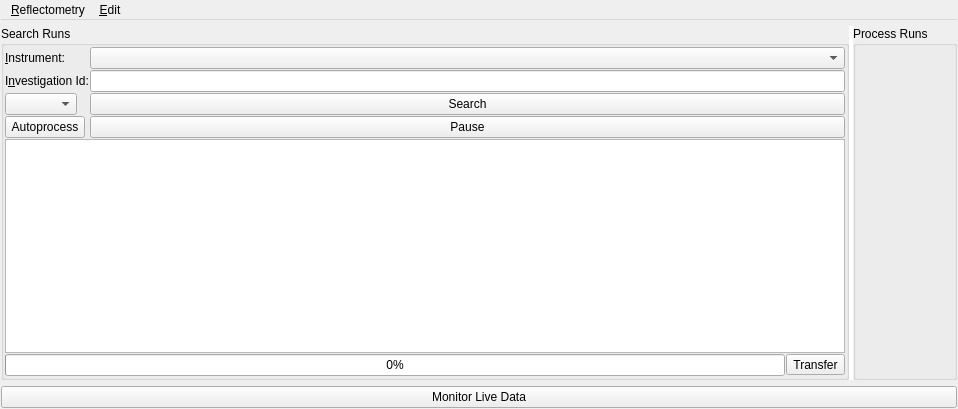
Before: the Qt Designer form qt/scientific_interfaces/ISISReflectometry/ReflRunsTabWidget.ui in mantidproject/mantid, drawn with Qt 5.
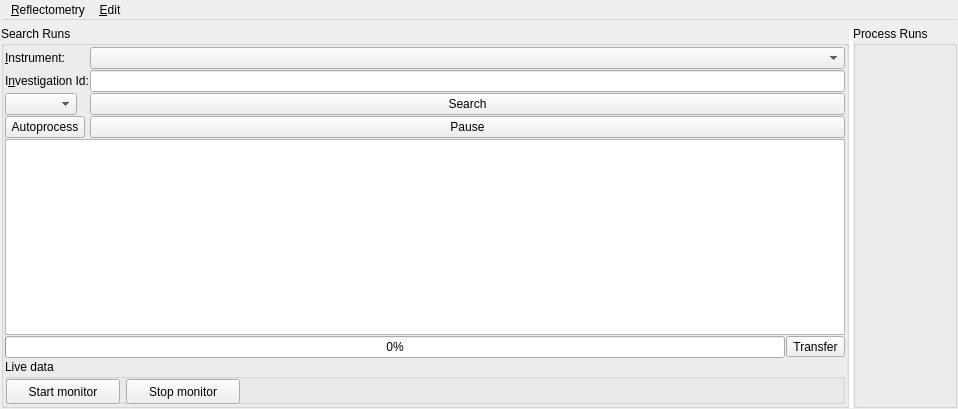
After: the same form once the commit is applied. Icons and pictures are not drawn.

Commit message:
Add button to stop monitor algorithm
Enable/disable start/stop buttons as appropriate.

Re #18828

What changed in the file:
```diff
--- a/qt/scientific_interfaces/ISISReflectometry/ReflRunsTabWidget.ui
+++ b/qt/scientific_interfaces/ISISReflectometry/ReflRunsTabWidget.ui
@@ -307,6 +307,74 @@
          </item>
         </layout>
        </item>
+       <item>
+        <widget class="QGroupBox" name="groupLiveData">
+         <property name="sizePolicy">
+          <sizepolicy hsizetype="Preferred" vsizetype="Preferred">
+           <horstretch>0</horstretch>
+           <verstretch>0</verstretch>
+          </sizepolicy>
+         </property>
+         <property name="minimumSize">
+          <size>
+           <width>0</width>
+           <height>45</height>
+          </size>
+         </property>
+         <property name="title">
+          <string>Live data</string>
+         </property>
+         <widget class="QPushButton" name="buttonMonitor">
+          <property name="geometry">
+           <rect>
+            <x>1</x>
+            <y>20</y>
+            <width>114</width>
+            <height>25</height>
+           </rect>
+          </property>
+          <property name="sizePolicy">
+           <sizepolicy hsizetype="Preferred" vsizetype="Preferred">
+            <horstretch>0</horstretch>
+            <verstretch>0</verstretch>
+           </sizepolicy>
+          </property>
+          <property name="toolTip">
+           <string>Start a background process to monitor live data for this instrument</string>
+          </property>
+          <property name="text">
+           <string>Start monitor</string>
+          </property>
+          <property name="icon">
+           <iconset resource="../../../MantidPlot/icons/icons.qrc">
+            <normaloff>:/play2.png</normaloff>:/play2.png</iconset>
+          </property>
+         </widget>
+         <widget class="QPushButton" name="buttonStopMonitor">
+          <property name="geometry">
+           <rect>
+            <x>121</x>
+            <y>20</y>
+            <width>114</width>
+            <height>25</height>
+           </rect>
+          </property>
+          <property name="sizePolicy">
+           <sizepolicy hsizetype="Expanding" vsizetype="Preferred">
+            <horstretch>0</horstretch>
+            <verstretch>0</verstretch>
+           </sizepolicy>
+          </property>
+          <property name="text">
+           <string>Stop monitor</string>
+          </property>
+          <property name="icon">
+           <iconset resource="../../../MantidPlot/icons/icons.qrc">
+            <normaloff>:/pause.png</normaloff>:/pause.png</iconset>
+          </property>
+         </widget>
+        </widget>
+       </item>
       </layout>
      </widget>
      <widget class="QGroupBox" name="groupProcessPane">
@@ -344,22 +412,6 @@
      </widget>
     </widget>
    </item>
-   <item>
-    <widget class="QPushButton" name="buttonMonitor">
-     <property name="sizePolicy">
-      <sizepolicy hsizetype="Preferred" vsizetype="Preferred">
-       <horstretch>0</horstretch>
-       <verstretch>0</verstretch>
-      </sizepolicy>
-     </property>
-     <property name="toolTip">
-      <string>Start a background process to monitor live data for this instrument</string>
-     </property>
-     <property name="text">
-      <string>Monitor Live Data</string>
-     </property>
-    </widget>
-   </item>
   </layout>
   <action name="actionSearch">
    <property name="icon">
```
The commit also changes 7 other files.
